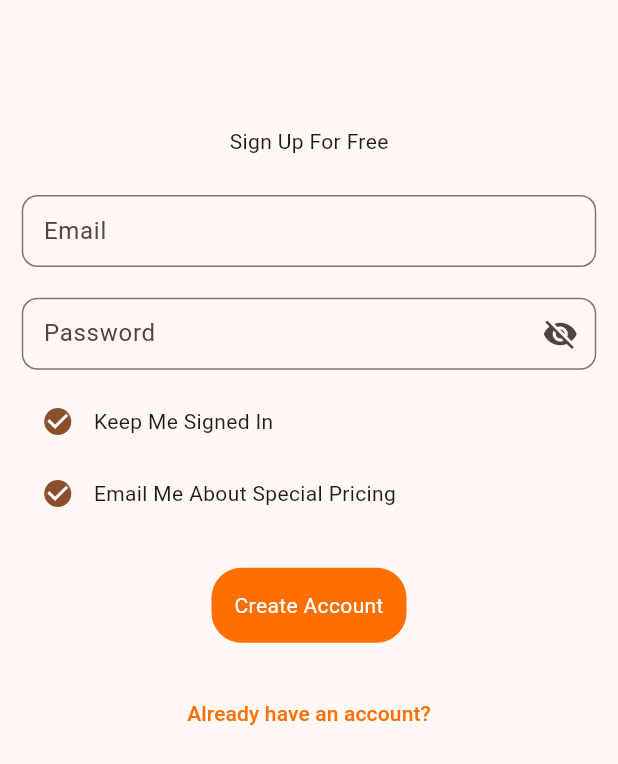
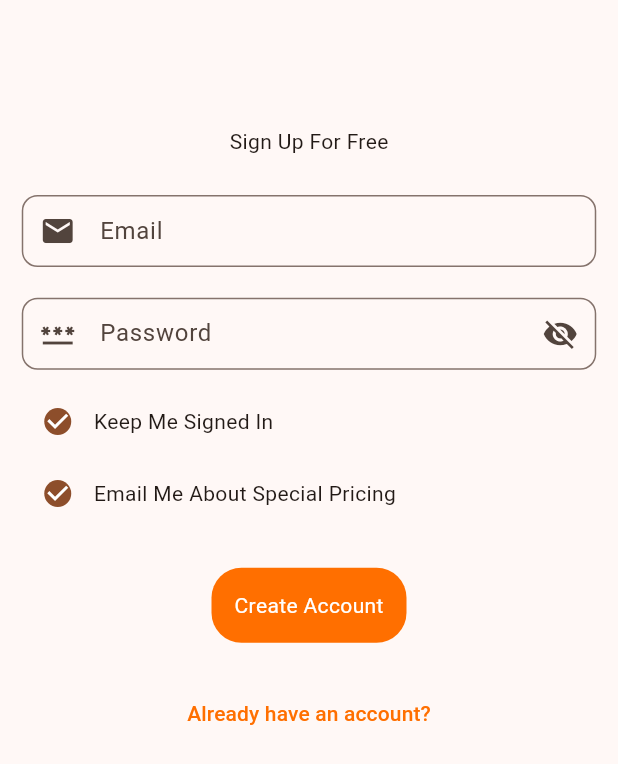
Before and after one commit to awisa-cpu/VegeMarket, a Flutter app: the screen it shows after launch, after a tap on "No Account? Create Account", on a phone screen of 412 x 824 dp. Shown: the top 764 px of the screen. Run offline on Flutter 3.47's test engine with Material 2 defaults, Android fonts, the phone set to English and light mode, and no system bars; our stand-ins replace expandable_text, firebase_auth, firebase_core, flutter_bloc; accounts and stored records are empty; network calls fail.

Commit message:
added the email and password icon to these fields

```diff
--- a/lib/Views/auth_views/sign_in.dart
+++ b/lib/Views/auth_views/sign_in.dart
@@ -18,7 +18,7 @@ class SignInView extends StatefulWidget {
 class _SignInViewState extends State<SignInView> {
   late final TextEditingController _emailCon;
   late final TextEditingController _passwordCon;
-  bool _showPassword = false;
+  bool _showPassword = true;
 
   @override
   void initState() {
@@ -80,6 +80,7 @@ class _SignInViewState extends State<SignInView> {
                   controller: _emailCon,
                   keyboardType: TextInputType.emailAddress,
                   decoration: const InputDecoration(
+                    prefixIcon: Icon(Icons.email),
                     hintText: 'Email',
                     contentPadding: EdgeInsets.symmetric(horizontal: 10.5),
                     border: OutlineInputBorder(
@@ -99,6 +100,7 @@ class _SignInViewState extends State<SignInView> {
                   controller: _passwordCon,
                   obscureText: _showPassword,
                   decoration: InputDecoration(
+                    prefixIcon: const Icon(Icons.password),
                     hintText: 'Password',
                     contentPadding:
                         const EdgeInsets.symmetric(horizontal: 10.5),
--- a/lib/Views/auth_views/sign_up.dart
+++ b/lib/Views/auth_views/sign_up.dart
@@ -71,9 +71,10 @@ class _SignUpViewState extends State<SignUpView> {
               ),
 
               //email field
-              TextField(
+              TextFormField(
                 controller: _emailCon,
                 decoration: const InputDecoration(
+                  prefixIcon: Icon(Icons.email),
                   hintText: 'Email',
                   contentPadding: EdgeInsets.symmetric(horizontal: 10.5),
                   border: OutlineInputBorder(
@@ -92,6 +93,7 @@ class _SignUpViewState extends State<SignUpView> {
               TextField(
                 controller: _passwordCon,
                 decoration: InputDecoration(
+                  prefixIcon: const Icon(Icons.password),
                   suffixIcon: IconButton(
                     onPressed: () {
                       setState(() {
```
